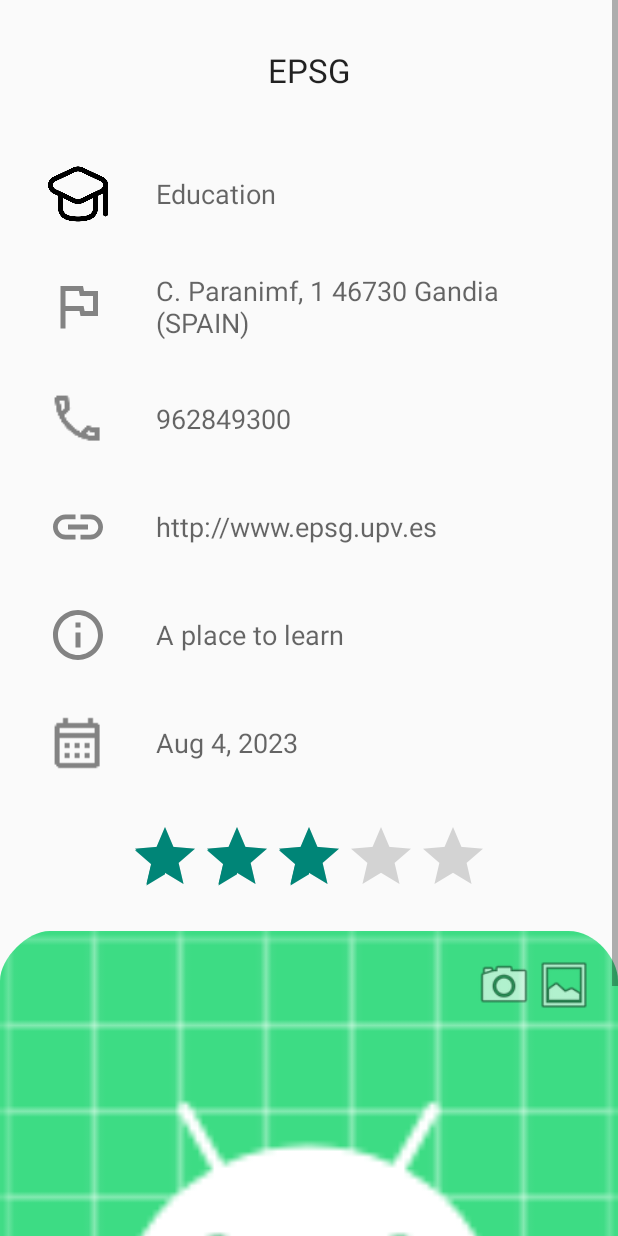
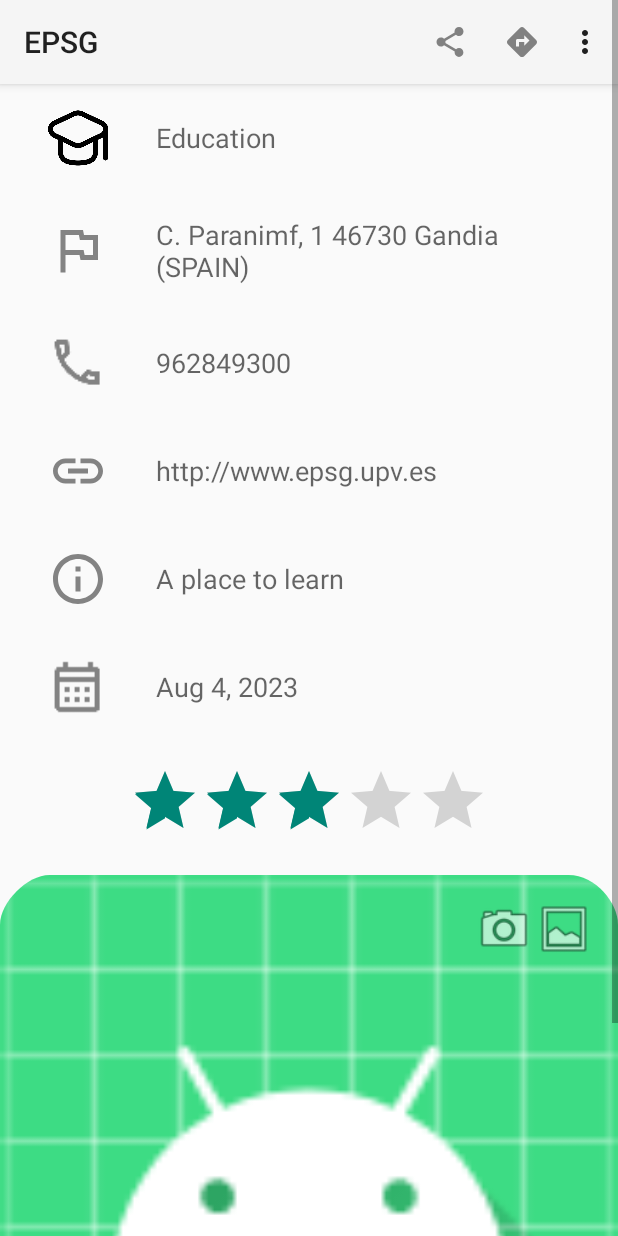
Before and after one commit to aaronFortuno/Plazes, an Android app: the PlaceViewActivity screen opened directly, with no data from a screen before it, on a phone screen of 412 x 824 dp. Run offline under Robolectric (Android 15) with nearby library versions, the phone set to English and light mode, and no system bars; 1 statement that could not run was skipped.

Commit message:
- ID dialog - Delete confirm dialog

```diff
--- a/app/src/main/java/net/estemon/studio/plazes/PlaceViewActivity.java
+++ b/app/src/main/java/net/estemon/studio/plazes/PlaceViewActivity.java
@@ -1,5 +1,6 @@
 package net.estemon.studio.plazes;
 
+import android.app.AlertDialog;
 import android.os.Bundle;
 import android.view.Menu;
 import android.view.MenuItem;
@@ -10,6 +11,7 @@ import android.widget.TextView;
 
 import androidx.annotation.NonNull;
 import androidx.appcompat.app.AppCompatActivity;
+import androidx.appcompat.widget.Toolbar;
 
 import java.text.DateFormat;
 import java.util.Date;
@@ -30,9 +32,13 @@ public class PlaceViewActivity extends AppCompatActivity {
         id = extras.getLong("id", -1);
         place = MainActivity.places.place((int) id);
 
+        Toolbar toolbar = findViewById(R.id.place_view_toolbar);
+        toolbar.setTitle(place.getName());
+        setSupportActionBar(toolbar);
+
         // Initialize elements and place its values
-        TextView name = findViewById(R.id.view_name);
-        name.setText(place.getName());
+        //TextView name = findViewById(R.id.view_name);
+        //name.setText(place.getName());
 
         ImageView type_logo = findViewById(R.id.logo_type);
         type_logo.setImageResource(place.getType().getResource());
@@ -88,14 +94,27 @@ public class PlaceViewActivity extends AppCompatActivity {
         if (item.getItemId() == R.id.place_menu_share) {
             return true;
         } else if (item.getItemId() == R.id.place_menu_navigate) {
-            return  true;
+            return true;
         } else if (item.getItemId() == R.id.place_menu_edit) {
             return true;
         } else if (item.getItemId() == R.id.place_menu_delete) {
-            MainActivity.places.deletePlace((int) id);
-            finish();
+            confirmDelete((int) id);
             return true;
         }
         return super.onOptionsItemSelected(item);
     }
+
+    public void confirmDelete(final int id) {
+        new AlertDialog.Builder(this)
+                .setTitle("Confirm deletion")
+                .setMessage("You're about to delete a place\nThis can't be undone!")
+                .setPositiveButton(
+                        "DELETE",
+                        ((dialogInterface, i) -> {
+                            MainActivity.places.deletePlace((int) id);
+                            finish();
+                        }))
+                .setNegativeButton("CANCEL", null)
+                .show();
+    }
 }
--- a/app/src/main/res/layout/place_view.xml
+++ b/app/src/main/res/layout/place_view.xml
@@ -1,5 +1,6 @@
 <?xml version="1.0" encoding="utf-8"?>
 <ScrollView xmlns:android="http://schemas.android.com/apk/res/android"
+    xmlns:app="http://schemas.android.com/apk/res-auto"
     android:id="@+id/scrollView1"
     android:layout_width="match_parent"
     android:layout_height="wrap_content">
@@ -7,31 +8,43 @@
     <LinearLayout
         android:layout_width="match_parent"
         android:layout_height="wrap_content"
-        android:orientation="vertical" >
+        android:orientation="vertical">
 
-        <TextView
+        <androidx.appcompat.widget.Toolbar
+            android:id="@+id/place_view_toolbar"
+            android:layout_width="match_parent"
+            android:layout_height="?attr/actionBarSize"
+            app:title="Plazes"
+            android:background="?attr/colorPrimary"
+            android:elevation="4dp"
+            android:theme="@style/ThemeOverlay.AppCompat.ActionBar"
+            app:popupTheme="@style/ThemeOverlay.AppCompat.Light" />
+
+        <!--<TextView
             android:id="@+id/view_name"
             android:layout_width="match_parent"
             android:layout_height="wrap_content"
             android:layout_gravity="center_vertical"
             android:gravity="center"
+            android:padding="32dp"
             android:text="Place name"
-            android:padding="32dp"
-            android:textAppearance="@style/TextAppearance.AppCompat.Large" />
+            android:textAppearance="@style/TextAppearance.AppCompat.Large" />-->
 
         <LinearLayout style="@style/place_view_linear_layout">
+
             <ImageView
                 android:id="@+id/logo_type"
-                android:src="@drawable/ic_type"
-                style="@style/place_view_logo_element" />
+                style="@style/place_view_logo_element"
+                android:src="@drawable/ic_type" />
 
             <TextView
                 android:id="@+id/view_type"
-                android:text="Place type"
-                style="@style/place_view_text_element" />
+                style="@style/place_view_text_element"
+                android:text="Place type" />
         </LinearLayout>
 
         <LinearLayout style="@style/place_view_linear_layout">
+
             <ImageView
                 android:id="@+id/logo_address"
                 style="@style/place_view_logo_element"
@@ -44,6 +57,7 @@
         </LinearLayout>
 
         <LinearLayout style="@style/place_view_linear_layout">
+
             <ImageView
                 android:id="@+id/logo_phone"
                 style="@style/place_view_logo_element"
@@ -56,6 +70,7 @@
         </LinearLayout>
 
         <LinearLayout style="@style/place_view_linear_layout">
+
             <ImageView
                 android:id="@+id/logo_url"
                 style="@style/place_view_logo_element"
@@ -68,6 +83,7 @@
         </LinearLayout>
 
         <LinearLayout style="@style/place_view_linear_layout">
+
             <ImageView
                 android:id="@+id/logo_notes"
                 style="@style/place_view_logo_element"
@@ -80,6 +96,7 @@
         </LinearLayout>
 
         <LinearLayout style="@style/place_view_linear_layout">
+
             <ImageView
                 android:id="@+id/logo_date"
                 style="@style/place_view_logo_element"
@@ -96,9 +113,9 @@
             android:layout_width="wrap_content"
             android:layout_height="wrap_content"
             android:layout_gravity="center_horizontal"
-            android:rating="3"
             android:paddingTop="16dp"
-            android:paddingBottom="16dp" />
+            android:paddingBottom="16dp"
+            android:rating="3" />
 
         <FrameLayout
             android:layout_width="match_parent"
```
Also changed, not shown: app/src/main/java/net/estemon/studio/plazes/MainActivity.java (+19 -3 lines).
